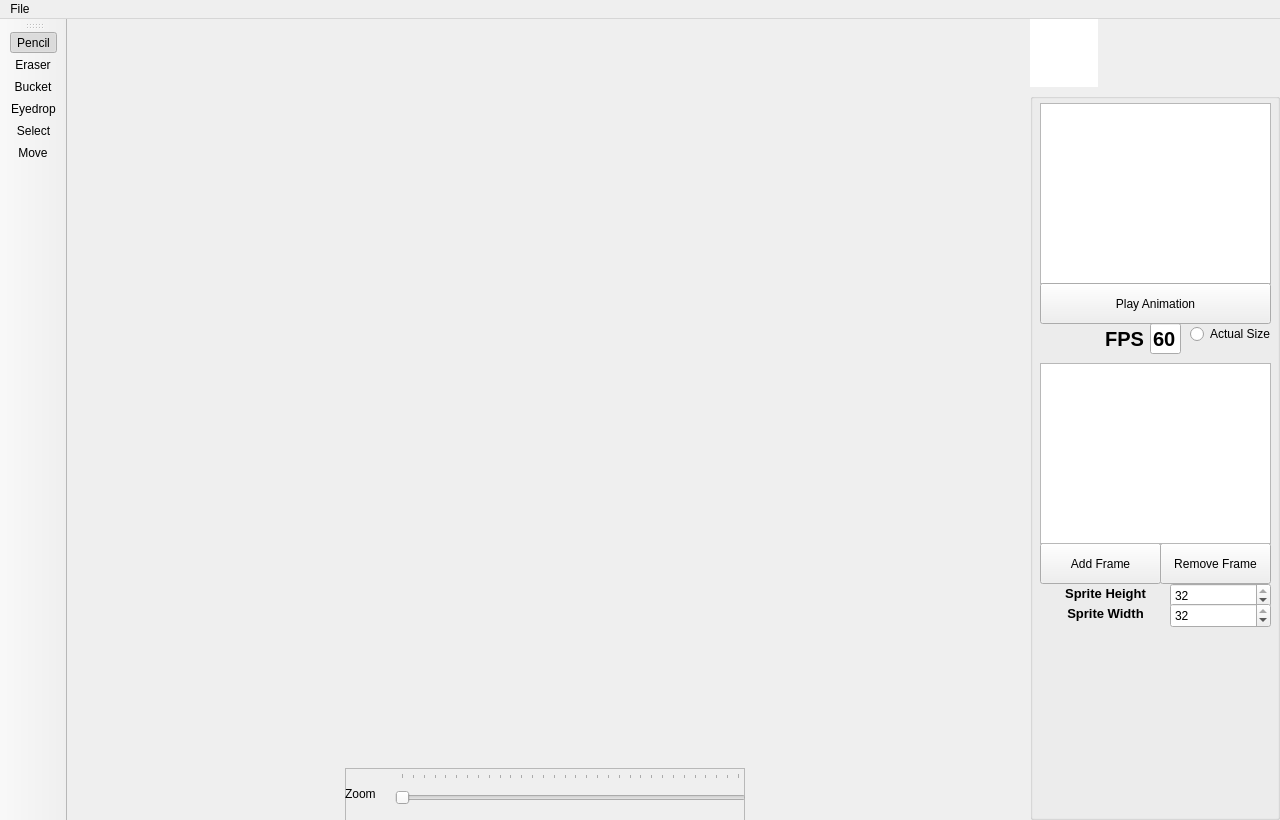
Qt form view.ui (Kalean75/Sprite_Editor) before a commit.
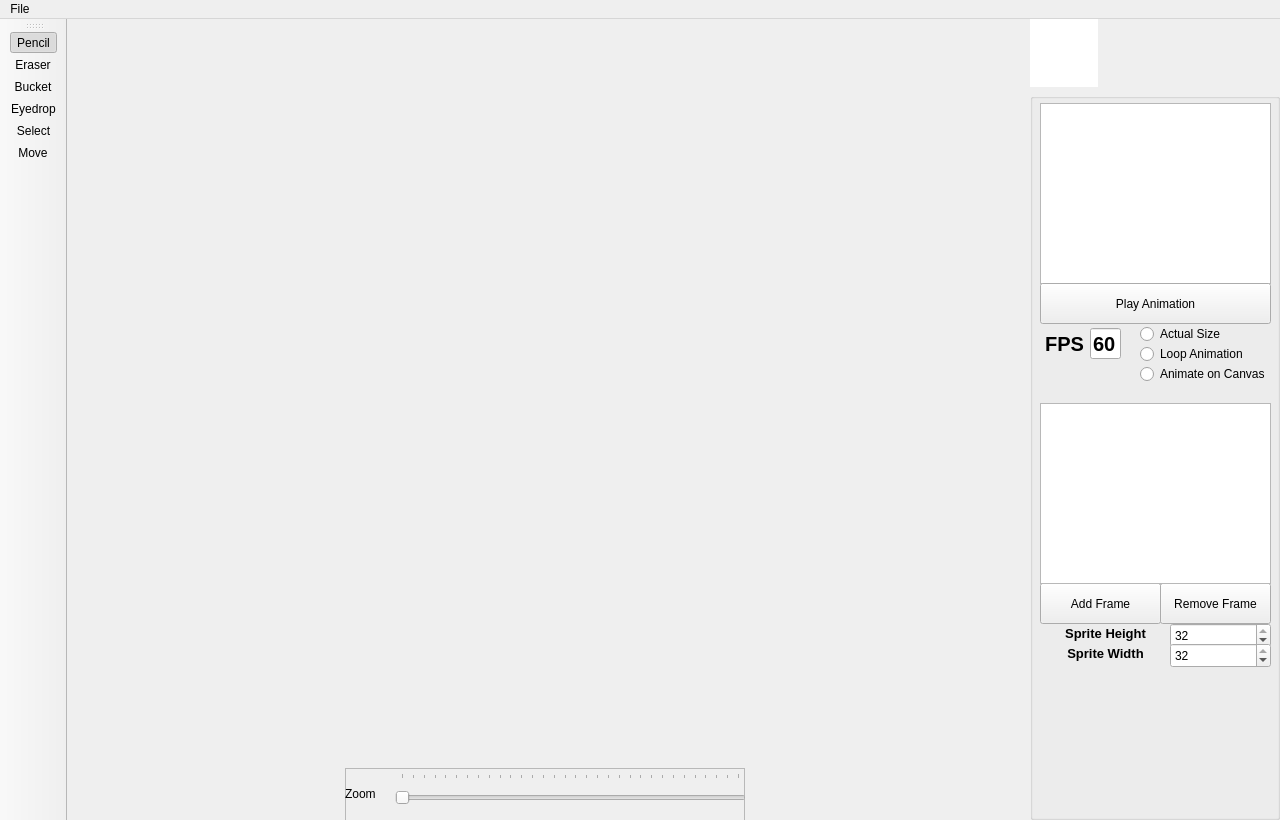
The same form after that commit. Icons and pictures are not drawn.

Commit message: Added more options for Animation

Patch:
```diff
--- a/view.ui
+++ b/view.ui
@@ -270,7 +270,7 @@
          <property name="geometry">
           <rect>
            <x>130</x>
-           <y>450</y>
+           <y>490</y>
            <width>111</width>
            <height>41</height>
           </rect>
@@ -292,7 +292,7 @@
          <property name="geometry">
           <rect>
            <x>10</x>
-           <y>450</y>
+           <y>490</y>
            <width>121</width>
            <height>41</height>
           </rect>
@@ -305,7 +305,7 @@
          <property name="geometry">
           <rect>
            <x>10</x>
-           <y>270</y>
+           <y>310</y>
            <width>231</width>
            <height>181</height>
           </rect>
@@ -343,8 +343,8 @@
         <widget class="QLabel" name="fpsLabel">
          <property name="geometry">
           <rect>
-           <x>70</x>
-           <y>235</y>
+           <x>10</x>
+           <y>240</y>
            <width>49</width>
            <height>21</height>
           </rect>
@@ -365,8 +365,8 @@
         <widget class="QLineEdit" name="fps">
          <property name="geometry">
           <rect>
-           <x>120</x>
-           <y>230</y>
+           <x>60</x>
+           <y>235</y>
            <width>31</width>
            <height>31</height>
           </rect>
@@ -388,7 +388,7 @@
          <property name="geometry">
           <rect>
            <x>140</x>
-           <y>490</y>
+           <y>530</y>
            <width>101</width>
            <height>25</height>
           </rect>
@@ -410,7 +410,7 @@
          <property name="geometry">
           <rect>
            <x>140</x>
-           <y>510</y>
+           <y>550</y>
            <width>101</width>
            <height>25</height>
           </rect>
@@ -432,7 +432,7 @@
          <property name="geometry">
           <rect>
            <x>10</x>
-           <y>490</y>
+           <y>530</y>
            <width>131</width>
            <height>21</height>
           </rect>
@@ -454,7 +454,7 @@
          <property name="geometry">
           <rect>
            <x>10</x>
-           <y>510</y>
+           <y>550</y>
            <width>131</width>
            <height>21</height>
           </rect>
@@ -475,7 +475,7 @@
         <widget class="QRadioButton" name="actualSizeToggle">
          <property name="geometry">
           <rect>
-           <x>160</x>
+           <x>110</x>
            <y>230</y>
            <width>81</width>
            <height>22</height>
@@ -483,6 +483,41 @@
          </property>
          <property name="text">
           <string>Actual Size</string>
+         </property>
+         <property name="autoExclusive">
+          <bool>false</bool>
+         </property>
+        </widget>
+        <widget class="QRadioButton" name="loopButton">
+         <property name="geometry">
+          <rect>
+           <x>110</x>
+           <y>250</y>
+           <width>111</width>
+           <height>22</height>
+          </rect>
+         </property>
+         <property name="text">
+          <string>Loop Animation</string>
+         </property>
+         <property name="autoExclusive">
+          <bool>false</bool>
+         </property>
+        </widget>
+        <widget class="QRadioButton" name="radioButton">
+         <property name="geometry">
+          <rect>
+           <x>110</x>
+           <y>270</y>
+           <width>131</width>
+           <height>22</height>
+          </rect>
+         </property>
+         <property name="text">
+          <string>Animate on Canvas</string>
+         </property>
+         <property name="autoExclusive">
+          <bool>false</bool>
          </property>
         </widget>
        </widget>
```
The commit also changes 2 other files.
